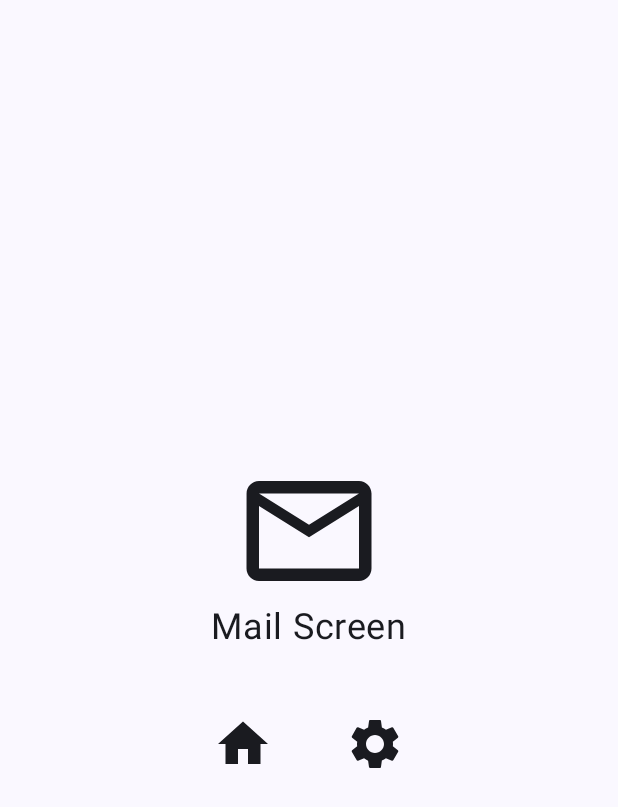
After one commit to vmkmym/android-templates, an Android app built with Jetpack Compose: the MailScreen screen opened through its navigation route, on a phone screen of 412 x 824 dp. The commit adds this screen. Shown: the top 807 px of the screen. Run offline under Robolectric (Android 15) with nearby library versions, the phone set to English and light mode, and no system bars.

Commit message:
feat: MailScreen.kt

```diff
--- /dev/null
+++ b/app/src/main/java/com/example/composeproject/screens/MailScreen.kt
@@ -0,0 +1,71 @@
+package com.example.composeproject.screens
+
+import androidx.compose.foundation.layout.Arrangement
+import androidx.compose.foundation.layout.Column
+import androidx.compose.foundation.layout.Row
+import androidx.compose.foundation.layout.Spacer
+import androidx.compose.foundation.layout.fillMaxSize
+import androidx.compose.foundation.layout.padding
+import androidx.compose.foundation.layout.size
+import androidx.compose.material.icons.Icons
+import androidx.compose.material.icons.filled.Home
+import androidx.compose.material.icons.filled.MailOutline
+import androidx.compose.material.icons.filled.Settings
+import androidx.compose.material3.Icon
+import androidx.compose.material3.IconButton
+import androidx.compose.material3.Text
+import androidx.compose.runtime.Composable
+import androidx.compose.ui.Alignment
+import androidx.compose.ui.Modifier
+import androidx.compose.ui.tooling.preview.Preview
+import androidx.compose.ui.unit.dp
+import androidx.compose.ui.unit.sp
+
+@Composable
+fun MailScreen(onHomeClick: () -> Unit, onSettingClick: () -> Unit) {
+    Column(
+        modifier = Modifier.fillMaxSize(),
+        horizontalAlignment = Alignment.CenterHorizontally,
+        verticalArrangement = Arrangement.Center
+    ) {
+        Icon(
+            imageVector = Icons.Filled.MailOutline,
+            contentDescription = "Home Icon",
+            modifier = Modifier.size(100.dp)
+        )
+        Text(
+            text ="Mail Screen",
+            fontSize = 24.sp,
+        )
+        Row(
+            modifier = Modifier
+                .align(Alignment.CenterHorizontally)
+                .padding(top = 40.dp),
+        ) {
+            IconButton(onClick = { onHomeClick() }) {
+                Icon(
+                    imageVector = Icons.Filled.Home,
+                    contentDescription = "Mail Icon",
+                    modifier = Modifier.size(80.dp)
+                )
+            }
+            Spacer(modifier = Modifier.padding(20.dp))
+            IconButton(onClick = { onSettingClick() }) {
+                Icon(
+                    imageVector = Icons.Filled.Settings,
+                    contentDescription = "Mail Icon",
+                    modifier = Modifier.size(80.dp)
+                )
+            }
+        }
+    }
+}
+
+@Preview
+@Composable
+fun MailScreenPreview() {
+    MailScreen(
+        onHomeClick = {},
+        onSettingClick = {}
+    )
+}
```
Also changed, not shown: app/src/main/java/com/example/composeproject/MainActivity.kt (+2 -21 lines).
